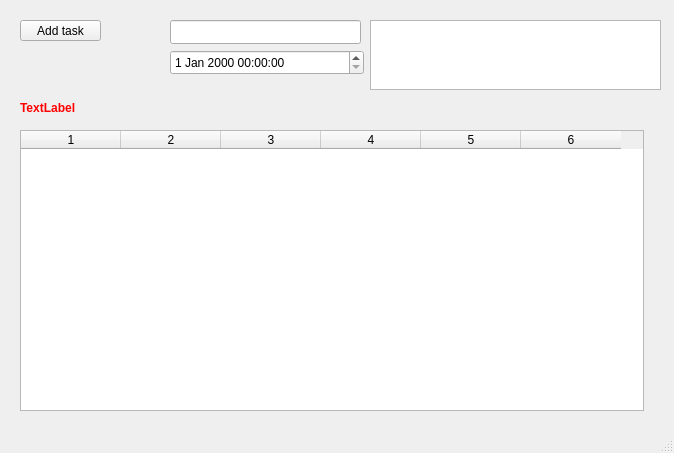
Qt form src/FRONTEND/to-do-app/mainwindow.ui (R0ckguy/Cpp-2025-grupinis) before a commit.
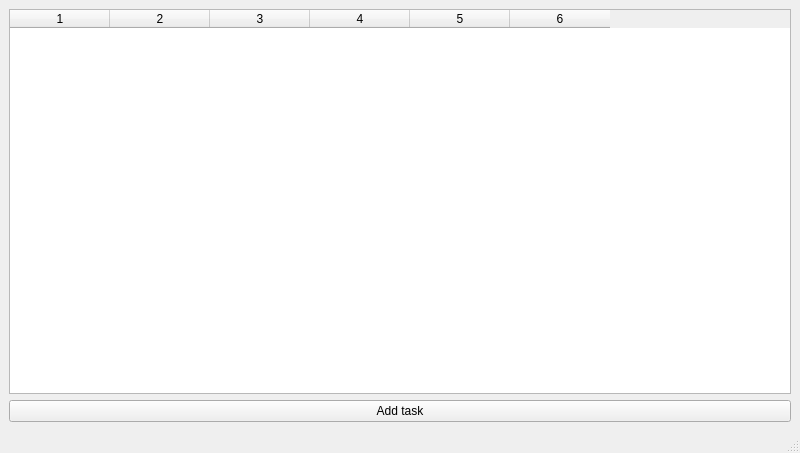
The same form after that commit.

Commit message: added add task dialog and deleted fields from main window

What changed in the file:
```diff
--- a/src/FRONTEND/to-do-app/mainwindow.ui
+++ b/src/FRONTEND/to-do-app/mainwindow.ui
@@ -6,7 +6,7 @@
    <rect>
     <x>0</x>
     <y>0</y>
-    <width>674</width>
+    <width>800</width>
     <height>453</height>
    </rect>
   </property>
@@ -14,61 +14,14 @@
    <string>MainWindow</string>
   </property>
   <widget class="QWidget" name="centralwidget">
-   <widget class="QPushButton" name="addTaskBtn">
-    <property name="geometry">
-     <rect>
-      <x>20</x>
-      <y>20</y>
-      <width>81</width>
-      <height>21</height>
-     </rect>
-    </property>
-    <property name="text">
-     <string>Add task</string>
-    </property>
-   </widget>
-   <widget class="QDateTimeEdit" name="dueDateEdit">
-    <property name="geometry">
-     <rect>
-      <x>170</x>
-      <y>50</y>
-      <width>194</width>
-      <height>25</height>
-     </rect>
-    </property>
-   </widget>
-   <widget class="QLineEdit" name="titleEdit">
-    <property name="geometry">
-     <rect>
-      <x>170</x>
-      <y>20</y>
-      <width>191</width>
-      <height>24</height>
-     </rect>
-    </property>
-   </widget>
-   <widget class="QTextEdit" name="descriptionEdit">
-    <property name="geometry">
-     <rect>
-      <x>370</x>
-      <y>20</y>
-      <width>291</width>
-      <height>70</height>
-     </rect>
-    </property>
-   </widget>
+   <layout class="QVBoxLayout" name="verticalLayout_3">
+    <item>
+     <layout class="QVBoxLayout" name="verticalLayout_2">
+      <item>
    <widget class="QTableWidget" name="tableWidget">
     <property name="enabled">
      <bool>true</bool>
     </property>
-    <property name="geometry">
-     <rect>
-      <x>20</x>
-      <y>130</y>
-      <width>624</width>
-      <height>281</height>
-     </rect>
-    </property>
     <property name="font">
      <font>
       <family>Segoe UI</family>
@@ -93,56 +46,17 @@
     <column/>
     <column/>
    </widget>
-   <widget class="QLabel" name="errorLabel">
-    <property name="geometry">
-     <rect>
-      <x>20</x>
-      <y>100</y>
-      <width>351</width>
-      <height>16</height>
-     </rect>
-    </property>
-    <property name="palette">
-     <palette>
-      <active>
-       <colorrole role="WindowText">
-        <brush brushstyle="SolidPattern">
-         <color alpha="255">
-          <red>255</red>
-          <green>0</green>
-          <blue>0</blue>
-         </color>
-        </brush>
-       </colorrole>
-      </active>
-      <inactive>
-       <colorrole role="WindowText">
-        <brush brushstyle="SolidPattern">
-         <color alpha="255">
-          <red>255</red>
-          <green>0</green>
-          <blue>0</blue>
-         </color>
-        </brush>
-       </colorrole>
-      </inactive>
-      <disabled/>
-     </palette>
-    </property>
-    <property name="font">
-     <font>
-      <italic>false</italic>
-      <bold>true</bold>
-      <strikeout>false</strikeout>
-     </font>
-    </property>
-    <property name="autoFillBackground">
-     <bool>false</bool>
-    </property>
+      </item>
+      <item>
+       <widget class="QPushButton" name="addTaskBtn">
     <property name="text">
-     <string>TextLabel</string>
-    </property>
-   </widget>
+         <string>Add task</string>
+        </property>
+       </widget>
+      </item>
+     </layout>
+    </item>
+   </layout>
   </widget>
   <widget class="QMenuBar" name="menubar">
    <property name="geometry">
```
Left out of the diff: 2 changed lines with no effect on the pictures. Lines whose indentation alone changed are shown as unchanged. The commit also changes 7 other files.
